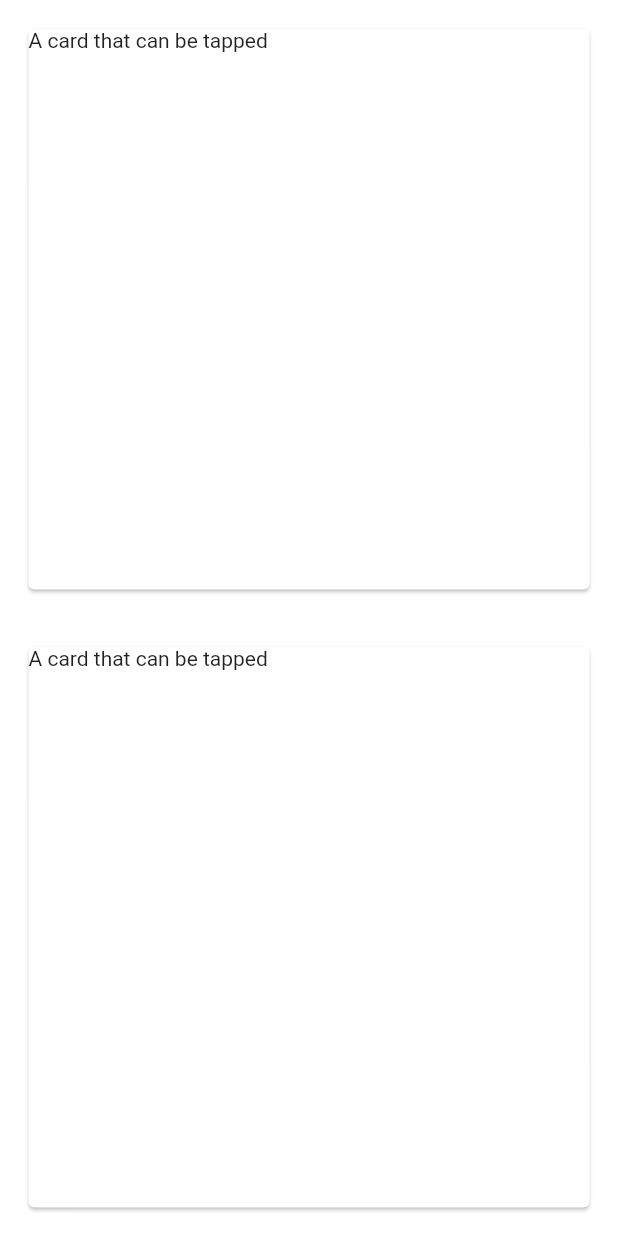
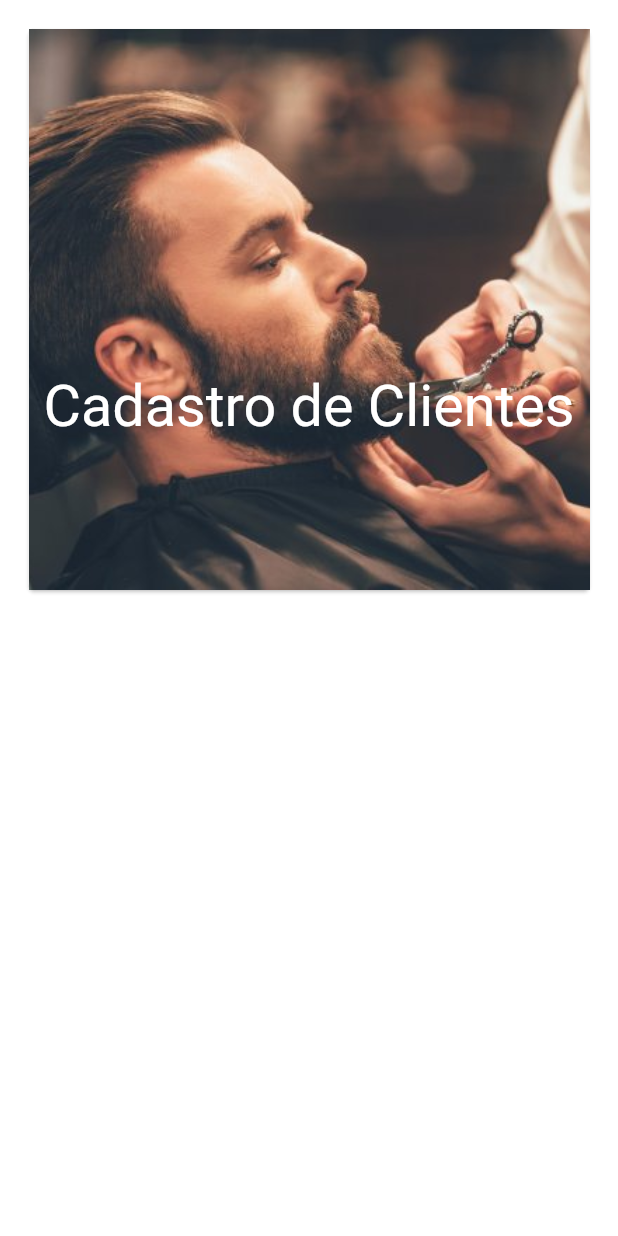
Before and after one commit to lucascardo12/housebarber, a Flutter app: the NewRegisters screen opened by its route, on a phone screen of 412 x 824 dp. Run offline on Flutter 3.47's test engine with Material 2 defaults, Android fonts, the phone set to English and light mode, and no system bars; our stand-ins replace convex_bottom_bar, dropdown_search, flutter_money_formatter, image_picker, liquid_swipe, shared_preferences and 1 more; missing offline and left inert: fluttertoastalert, mongo_dart, shared_preferences_web; accounts and stored records are empty.

Commit message:
Listagem de Cadastros com cards.

```diff
--- a/lib/pages/cadastros/lista-clientes-page.dart
+++ b/lib/pages/cadastros/lista-clientes-page.dart
@@ -24,7 +24,7 @@ class _ListaClientestState extends State<ListaClientes> {
   Widget build(BuildContext context) {
     return new Scaffold(
         appBar: AppBar(
-          title: Text('Clientes'),
+          title: Text('Meus Clientes'),
         ),
         body: ListView.builder(
           padding: EdgeInsets.only(top: 20),
--- a/lib/pages/home/new-registers-page.dart
+++ b/lib/pages/home/new-registers-page.dart
@@ -12,16 +12,62 @@ class _NewRegisterPageState extends State<NewRegisters> {
   Widget build(BuildContext context) {
     return GridView.count(
       crossAxisCount: 1,
-      children: List.generate(20, (index) {
-        return Container(
+      children: <Widget>[
+        Container(
+          decoration: BoxDecoration(
+            borderRadius: BorderRadius.circular(20.0),
+          ),
           padding: EdgeInsets.all(15),
-          child: _buildCards(),
-        );
-      }),
+          child: _cardCadastroClientes(),
+        )
+      ],
     );
   }
 
-  Widget _buildCards() {
+  Widget _cardCadastroClientes() {
+    return Card(
+      child: InkWell(
+        splashColor: Colors.blue.withAlpha(30),
+        onTap: () {
+          Navigator.pushNamed(context, '/newClient');
+        },
+        child: Container(
+          decoration: BoxDecoration(
+            borderRadius: BorderRadius.circular(20.0),
+          ),
+          width: double.infinity,
+          child: Stack(
+            children: <Widget>[
+              Positioned.fill(
+                child: Image.asset(
+                  'assets/imagens/backgroud-new-client.jpg',
+                  fit: BoxFit.cover,
+                ),
+              ),
+              Positioned(
+                bottom: 100.0,
+                left: 10.0,
+                right: 10.0,
+                child: FittedBox(
+                  fit: BoxFit.scaleDown,
+                  alignment: Alignment.centerLeft,
+                  child: Text(
+                    'Cadastro de Clientes',
+                    style: Theme.of(context)
+                        .textTheme
+                        .headline5
+                        .copyWith(color: Colors.white, fontSize: 60),
+                  ),
+                ),
+              )
+            ],
+          ),
+        ),
+      ),
+    );
+  }
+
+  Widget _cardCadastroProdutosServicos() {
     return Card(
       child: InkWell(
         splashColor: Colors.blue.withAlpha(30),
@@ -29,9 +75,34 @@ class _NewRegisterPageState extends State<NewRegisters> {
           print('Card Cadastro de Cliente');
         },
         child: Container(
+          decoration: BoxDecoration(borderRadius: BorderRadius.circular(20.0)),
           width: double.infinity,
-          height: 100,
-          child: Text('A card that can be tapped'),
+          child: Stack(
+            children: <Widget>[
+              Positioned.fill(
+                child: Image.asset(
+                  'assets/imagens/backgroud-new-produto-servico.jpg',
+                  fit: BoxFit.cover,
+                ),
+              ),
+              Positioned(
+                bottom: 100.0,
+                left: 10.0,
+                right: 10.0,
+                child: FittedBox(
+                  fit: BoxFit.scaleDown,
+                  alignment: Alignment.centerLeft,
+                  child: Text(
+                    'Cadastro de Clientes',
+                    style: Theme.of(context)
+                        .textTheme
+                        .headline5
+                        .copyWith(color: Colors.white, fontSize: 60),
+                  ),
+                ),
+              )
+            ],
+          ),
         ),
       ),
     );
--- a/lib/pages/home/settings-page.dart
+++ b/lib/pages/home/settings-page.dart
@@ -1,3 +1,5 @@
+import 'dart:convert';
+
 import 'package:flutter/material.dart';
 import 'package:housebarber/config/custom-colors.dart';
 import 'package:housebarber/model/user.dart';
@@ -135,6 +137,10 @@ class _ImagePickerExampleState extends State<ImagePickerExample> {
   //   mongo.GridFSInputFile gfsFile = gfsPhoto.createFile(imageFile);
   //   gfsFile.setFilename(newFileName);
 
+  //   List<int> imageBytes = widget.fileData.readAsBytesSync();
+  //   print(imageBytes);
+  //   String base64Image = base64Encode(imageBytes);
+
   //   var _newUser = User(
   //       id: user.id,
   //       cnpj: user.cnpj,
--- a/pubspec.yaml
+++ b/pubspec.yaml
@@ -60,6 +60,8 @@ flutter:
 
   # To add assets to your application, add an assets section, like this:
   assets:
+    - assets/imagens/backgroud-new-client.jpg
+    - assets/imagens/backgroud-new-produto-servico.jpg
     - assets/barber.jpg
     - assets/arraste_lados.gif
     - assets/barber-shop.gif
```
Also changed, not shown: assets/imagens/backgroud-new-client.jpg (added), assets/imagens/backgroud-new-produto-servico.jpg (added).
